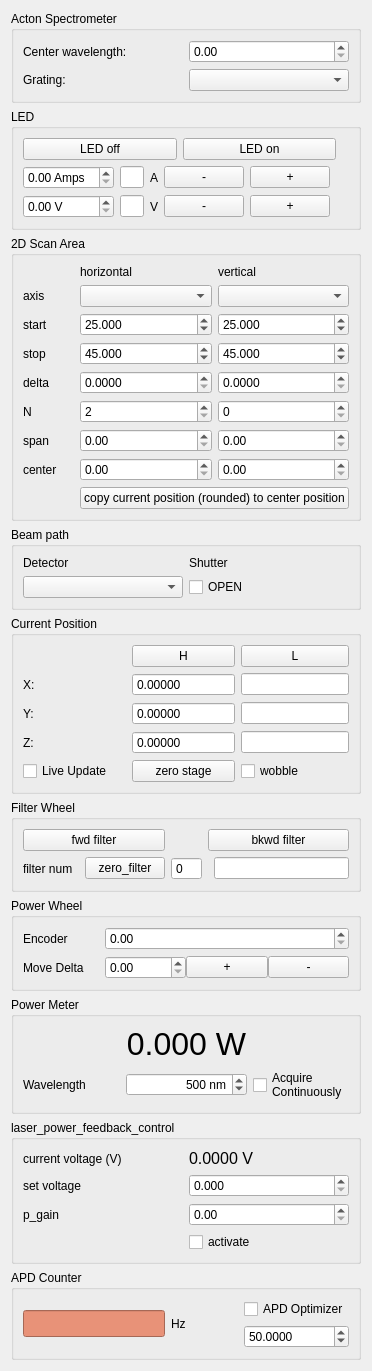
Old version of the form ir_microscope/ir_quick_access.ui in the repository PromuInstrument/stackbot.
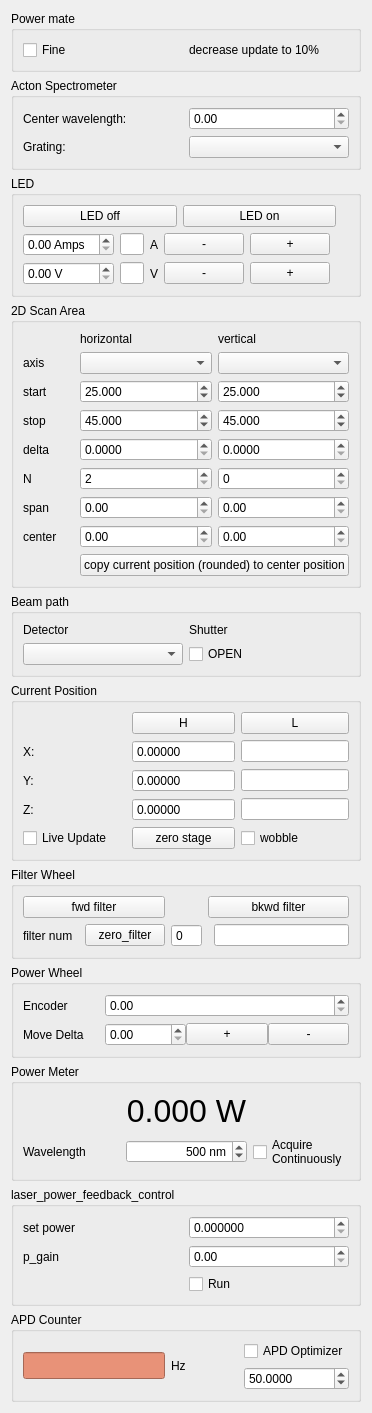
New version of the form.

```diff
--- a/ir_microscope/ir_quick_access.ui
+++ b/ir_microscope/ir_quick_access.ui
@@ -14,6 +14,29 @@
    <string>Form</string>
   </property>
   <layout class="QVBoxLayout" name="verticalLayout">
+   <item>
+    <widget class="QGroupBox" name="groupBox">
+     <property name="title">
+      <string>Power mate</string>
+     </property>
+     <layout class="QGridLayout" name="gridLayout_6">
+      <item row="1" column="0">
+       <widget class="QCheckBox" name="fine_checkBox">
+        <property name="text">
+         <string>Fine</string>
+        </property>
+       </widget>
+      </item>
+      <item row="1" column="1">
+       <widget class="QLabel" name="label_9">
+        <property name="text">
+         <string>decrease update to 10%</string>
+        </property>
+       </widget>
+      </item>
+     </layout>
+    </widget>
+   </item>
    <item>
     <widget class="QGroupBox" name="acton_spectrometer_groupBox">
      <property name="title">
@@ -701,70 +724,36 @@
      </property>
      <layout class="QGridLayout" name="gridLayout_10">
       <item row="2" column="1">
+       <widget class="QCheckBox" name="laser_power_feedback_control_activation_checkBox">
+        <property name="text">
+         <string>Run</string>
+        </property>
+       </widget>
+      </item>
+      <item row="0" column="1">
+       <widget class="QDoubleSpinBox" name="laser_power_feedback_control_setpoint_doubleSpinBox">
+        <property name="decimals">
+         <number>6</number>
+        </property>
+       </widget>
+      </item>
+      <item row="1" column="1">
        <widget class="QDoubleSpinBox" name="laser_power_feedback_control_p_gain_doubleSpinBox"/>
       </item>
-      <item row="1" column="1">
-       <widget class="QDoubleSpinBox" name="laser_power_feedback_control_set_voltage_doubleSpinBox">
-        <property name="decimals">
-         <number>3</number>
-        </property>
-       </widget>
-      </item>
-      <item row="0" column="1">
-       <widget class="QLabel" name="power_meter_analog_readout_label">
-        <property name="font">
-         <font>
-          <pointsize>12</pointsize>
-          <weight>50</weight>
-          <bold>false</bold>
-          <kerning>false</kerning>
-         </font>
-        </property>
-        <property name="mouseTracking">
-         <bool>true</bool>
-        </property>
-        <property name="text">
-         <string notr="true">0.0000 V</string>
-        </property>
-        <property name="textFormat">
-         <enum>Qt::RichText</enum>
-        </property>
-        <property name="scaledContents">
-         <bool>true</bool>
-        </property>
-        <property name="wordWrap">
-         <bool>false</bool>
-        </property>
-       </widget>
-      </item>
       <item row="0" column="0">
-       <widget class="QLabel" name="label_9">
-        <property name="text">
-         <string>current voltage (V)</string>
-        </property>
-       </widget>
-      </item>
-      <item row="1" column="0">
        <widget class="QLabel" name="label_11">
         <property name="text">
-         <string>set voltage</string>
+         <string>set power</string>
         </property>
        </widget>
       </item>
-      <item row="2" column="0">
+      <item row="1" column="0">
        <widget class="QLabel" name="label_13">
         <property name="text">
          <string>p_gain</string>
         </property>
        </widget>
       </item>
-      <item row="3" column="1">
-       <widget class="QCheckBox" name="laser_power_feedback_control_activation_checkBox">
-        <property name="text">
-         <string>activate</string>
-        </property>
-       </widget>
-      </item>
      </layout>
     </widget>
    </item>
```
Left out of the diff: 2 changed lines with no effect on the pictures.
